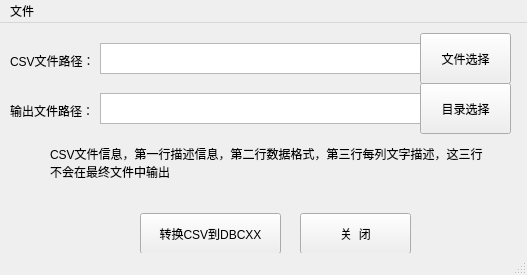
The window that DBCEX/DBCEX/mainwindow.ui (sunjianhua/dbcxx) describes before a commit, drawn with Qt 5.
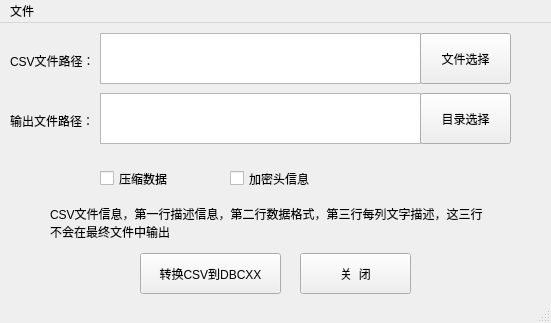
The same window after the commit.

```diff
--- a/DBCEX/DBCEX/mainwindow.ui
+++ b/DBCEX/DBCEX/mainwindow.ui
@@ -9,8 +9,8 @@
    <rect>
     <x>0</x>
     <y>0</y>
-    <width>527</width>
-    <height>275</height>
+    <width>551</width>
+    <height>323</height>
    </rect>
   </property>
   <property name="windowTitle">
@@ -34,7 +34,7 @@
     <property name="geometry">
      <rect>
       <x>10</x>
-      <y>80</y>
+      <y>90</y>
       <width>91</width>
       <height>16</height>
      </rect>
@@ -47,9 +47,9 @@
     <property name="geometry">
      <rect>
       <x>100</x>
-      <y>20</y>
+      <y>10</y>
       <width>321</width>
-      <height>31</height>
+      <height>51</height>
      </rect>
     </property>
     <property name="readOnly">
@@ -65,7 +65,7 @@
       <x>100</x>
       <y>70</y>
       <width>321</width>
-      <height>31</height>
+      <height>51</height>
      </rect>
     </property>
     <property name="readOnly">
@@ -89,7 +89,7 @@
     <property name="geometry">
      <rect>
       <x>420</x>
-      <y>60</y>
+      <y>70</y>
       <width>91</width>
       <height>51</height>
      </rect>
@@ -102,7 +102,7 @@
     <property name="geometry">
      <rect>
       <x>140</x>
-      <y>190</y>
+      <y>230</y>
       <width>141</width>
       <height>41</height>
      </rect>
@@ -115,7 +115,7 @@
     <property name="geometry">
      <rect>
       <x>300</x>
-      <y>190</y>
+      <y>230</y>
       <width>111</width>
       <height>41</height>
      </rect>
@@ -128,7 +128,7 @@
     <property name="geometry">
      <rect>
       <x>50</x>
-      <y>120</y>
+      <y>180</y>
       <width>441</width>
       <height>41</height>
      </rect>
@@ -140,13 +140,39 @@
      <bool>true</bool>
     </property>
    </widget>
+   <widget class="QCheckBox" name="checkBox">
+    <property name="geometry">
+     <rect>
+      <x>100</x>
+      <y>140</y>
+      <width>87</width>
+      <height>31</height>
+     </rect>
+    </property>
+    <property name="text">
+     <string>压缩数据</string>
+    </property>
+   </widget>
+   <widget class="QCheckBox" name="checkBox_2">
+    <property name="geometry">
+     <rect>
+      <x>230</x>
+      <y>140</y>
+      <width>87</width>
+      <height>31</height>
+     </rect>
+    </property>
+    <property name="text">
+     <string>加密头信息</string>
+    </property>
+   </widget>
   </widget>
   <widget class="QMenuBar" name="menuBar">
    <property name="geometry">
     <rect>
      <x>0</x>
      <y>0</y>
-     <width>527</width>
+     <width>551</width>
      <height>22</height>
     </rect>
    </property>
```
